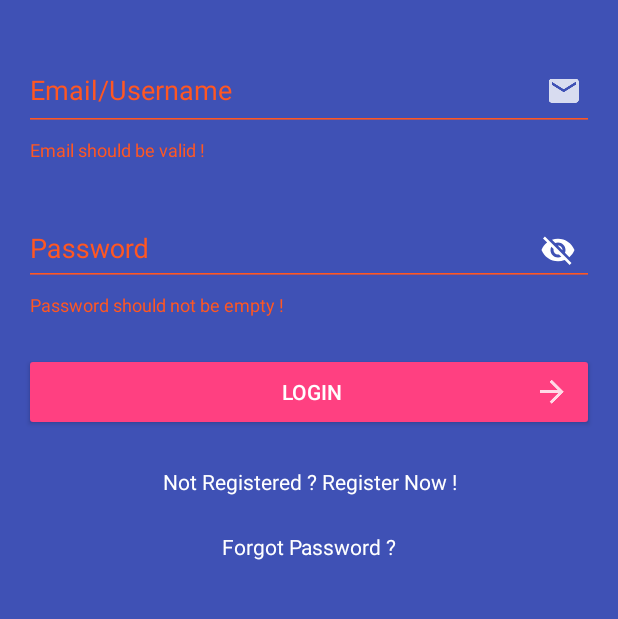
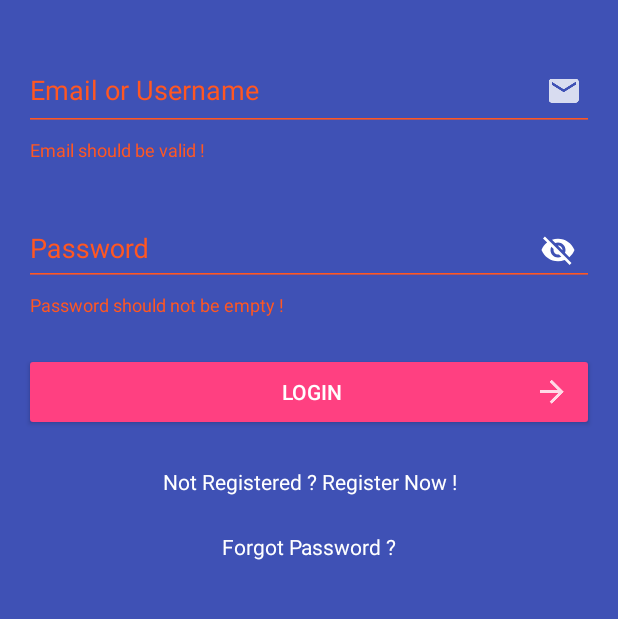
Before and after one commit to adipurapunya/Android-Timedic, an Android app: the fragment LoginFragment placed in its activity, after a tap on "LOGIN", on a phone screen of 412 x 824 dp, the part 144-763 px from its top. Run offline under Robolectric (Android 15) with nearby library versions, the phone set to English and light mode, and no system bars; libraries missing offline, so code that uses them is left out: retrofit2.adapter.rxjava, rx.android.schedulers, rx.schedulers, rx.subscriptions; 2 statements that could not run were skipped; 1 other tap on this screen came first.

Commit message:
Update Label

```diff
--- a/app/src/main/res/layout/fragment_login.xml
+++ b/app/src/main/res/layout/fragment_login.xml
@@ -35,7 +35,7 @@
                     android:layout_width="match_parent"
                     android:layout_height="wrap_content"
                     android:drawableRight="@drawable/ic_email"
-                    android:hint="Email/Username"
+                    android:hint="Email or Username"
                     android:inputType="textEmailAddress" />
 
             </android.support.design.widget.TextInputLayout>
```
